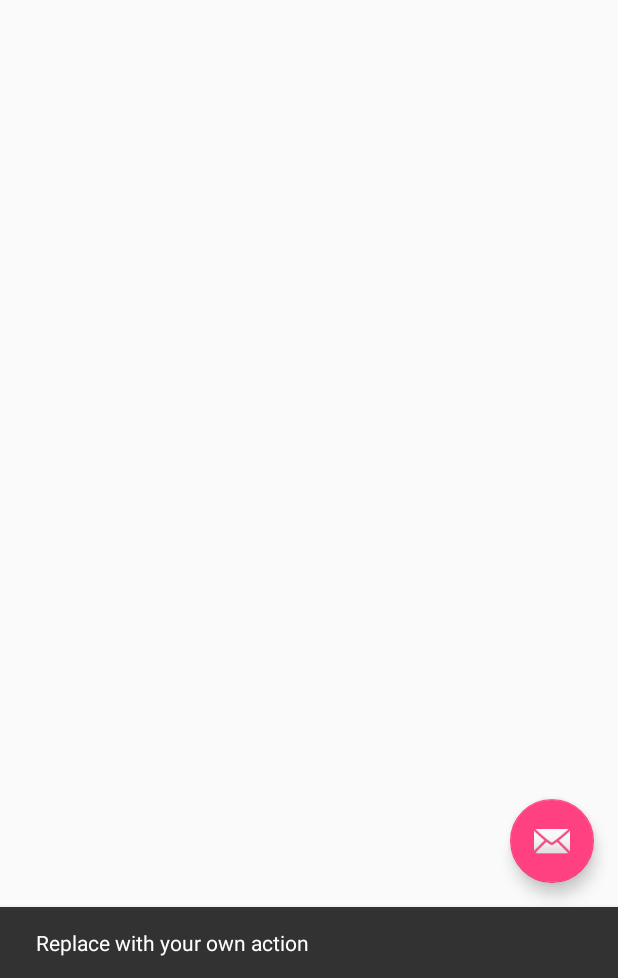
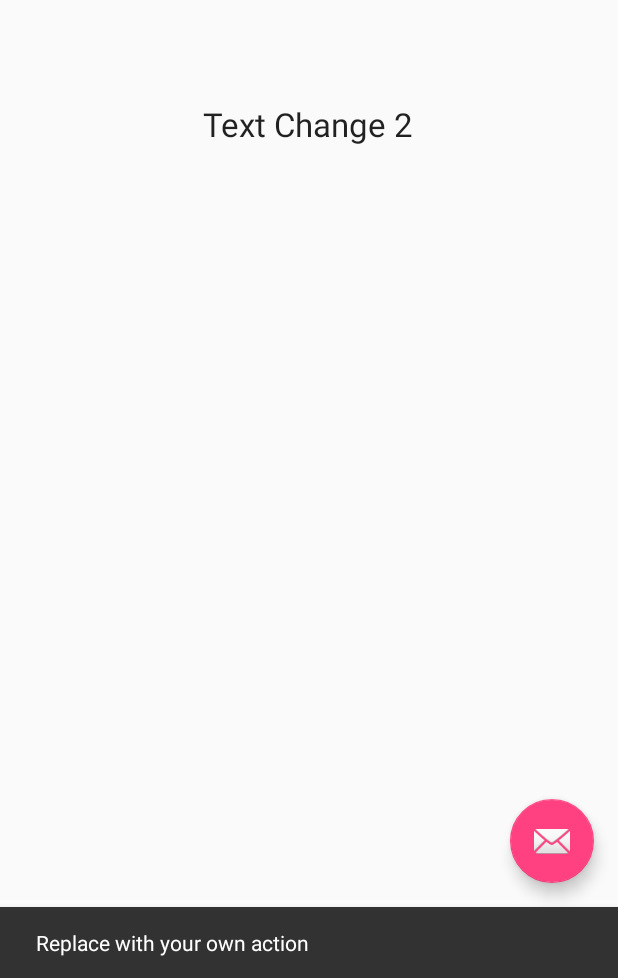
Before and after one commit to kaylebug1/Grade_Calculator, an Android app: the screen it shows after launch (MainActivity), after a tap on an icon or button, on a phone screen of 412 x 824 dp, the part 258-1236 px from its top. Run offline under Robolectric (Android 15) with nearby library versions, the phone set to English and light mode, and no system bars.

Commit message:
This is Steve's test push

```diff
--- a/app/src/main/res/layout/content_main.xml
+++ b/app/src/main/res/layout/content_main.xml
@@ -27,4 +27,14 @@
         android:layout_alignParentEnd="true"
         android:layout_marginEnd="199dp"
         android:layout_marginTop="61dp" />
+
+    <TextView
+        android:layout_width="wrap_content"
+        android:layout_height="wrap_content"
+        android:textAppearance="?android:attr/textAppearanceLarge"
+        android:text="Text Change 2"
+        android:id="@+id/textView3"
+        android:layout_below="@+id/textView"
+        android:layout_centerHorizontal="true"
+        android:layout_marginTop="68dp" />
 </RelativeLayout>
```
